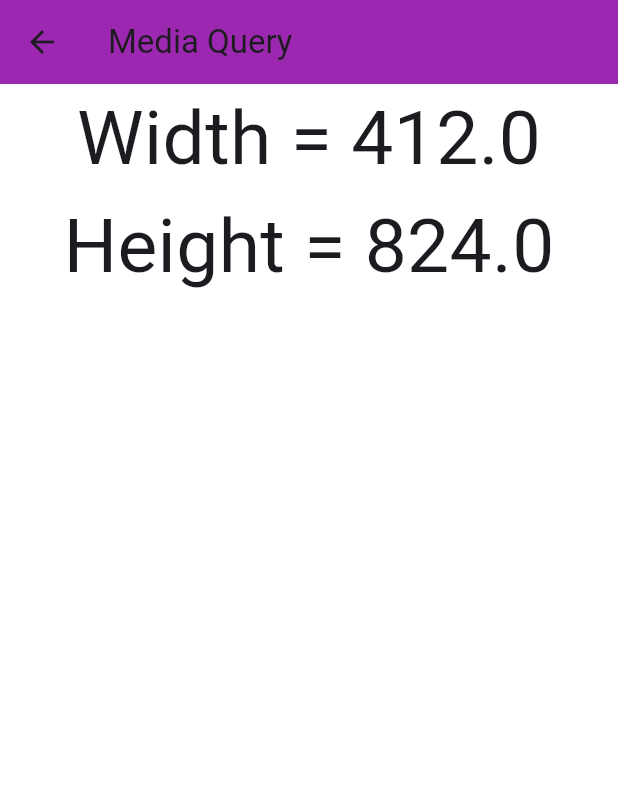
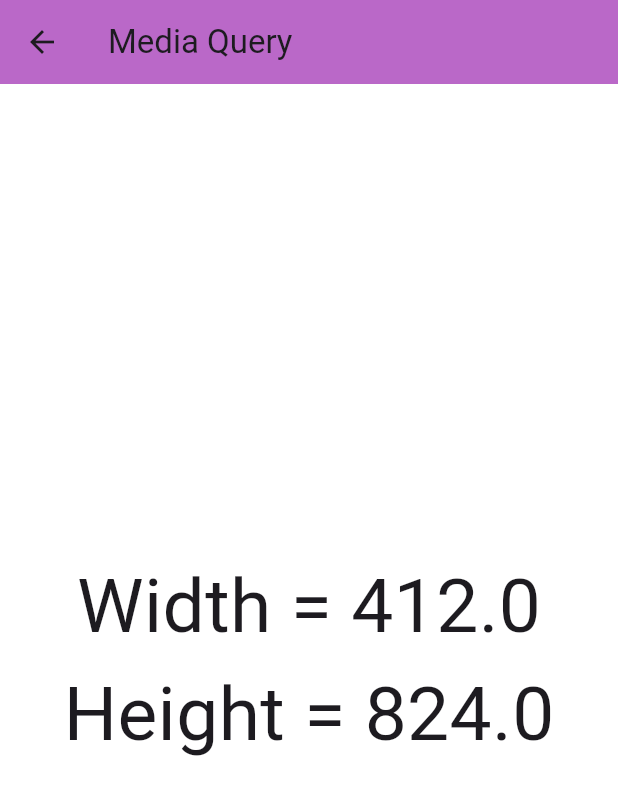
Before and after one commit to mohamedmahmoud95/Flutter-course--Sep-2024, a Flutter app: the PlayingWithMediaQuery screen opened directly, on a phone screen of 412 x 824 dp. Shown: the top 795 px of the screen. Run offline on Flutter 3.47's test engine with Material 3 defaults, Android fonts, the phone set to English and light mode, and no system bars; our stand-ins replace google_fonts.

Commit message:
added responsive and adaptive design examples + simple theme altering examples

```diff
--- a/lib/screens/responsive_design_examples/playing_with_media_query.dart
+++ b/lib/screens/responsive_design_examples/playing_with_media_query.dart
@@ -12,22 +12,20 @@ class _PlayingWithMediaQueryState extends State<PlayingWithMediaQuery> {
 
   @override
   Widget build(BuildContext context) {
-    final double width  = MediaQuery.of(context).size.width;
-    final double height = MediaQuery.of(context).size.height;
-
+     double width  = MediaQuery.of(context).size.width;
+     double height = MediaQuery.of(context).size.height;
     return Scaffold(
-
-
       appBar: AppBar(
-        backgroundColor: height < 500 ? Colors.blue : Colors.purple,
-        title: Text("Media Query"),
+        backgroundColor: height < 500 ? Colors.blue : Colors.purple.shade300,
+        title: const Text("Media Query"),
       ),
 
       body: Container(
-        color: width < 700 ? Colors.white : Colors.green,
+        color: width < 700 ? Colors.white : Colors.teal.shade100,
 
         child: Center(
           child: Column(
+            mainAxisAlignment: MainAxisAlignment.center,
             children: [
               Text(
                 "Width = $width",
@@ -38,7 +36,7 @@ class _PlayingWithMediaQueryState extends State<PlayingWithMediaQuery> {
 
               Text(
                 "Height = $height",
-                style: TextStyle(
+                style: const TextStyle(
                     fontSize: 50
                 ),
               ),
--- a/lib/screens/theme_examples/theme_example_with_multiple_text_styles.dart
+++ b/lib/screens/theme_examples/theme_example_with_multiple_text_styles.dart
@@ -38,7 +38,7 @@ class _ThemeExampleWithMultipleTextStylesState extends State<ThemeExampleWithMul
     return MaterialApp(
       debugShowCheckedModeBanner: false,
       theme:  ThemeData(
-        primarySwatch: Colors.deepPurple
+        primarySwatch: Colors.blue
       ),
       home: Scaffold(
         appBar: AppBar(),
--- a/lib/screens/theme_examples/themexample2.dart
+++ b/lib/screens/theme_examples/themexample2.dart
@@ -23,6 +23,7 @@ class _ThemeExampleState extends State<ThemeExample2> {
         brightness: Brightness.light,
         floatingActionButtonTheme: const FloatingActionButtonThemeData(
           backgroundColor: Colors.black,
+          foregroundColor: Colors.white,
         ),
         primarySwatch: Colors.deepPurple,
         scaffoldBackgroundColor: Colors.purple.shade50,
@@ -60,8 +61,9 @@ class _ThemeExampleState extends State<ThemeExample2> {
         ),
 
         floatingActionButton: FloatingActionButton(
+          backgroundColor: Theme.of(context).floatingActionButtonTheme.backgroundColor,
           onPressed: (){},
-          child: const Icon(Icons.add),
+          child:  Icon(Icons.add, color: Theme.of(context).floatingActionButtonTheme.foregroundColor,),
         ),
       ),
     );
```
Also changed, not shown: lib/main.dart (+8 -5 lines), lib/screens/responsive_design_examples/responsive_design_example.dart (+5 -3 lines), lib/screens/responsive_design_examples/responsive_design_example1.dart (+14 -13 lines), lib/screens/theme_examples/themexample.dart (+14 -0 lines), pubspec.lock.
